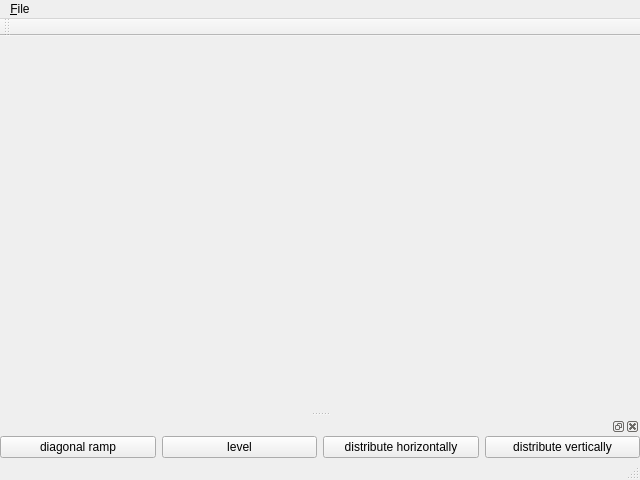
Qt form VolumeRenderer/TransferFunctionEditor/transferfunctioneditor.ui (luosz/artivvis-development-repository) before a commit.
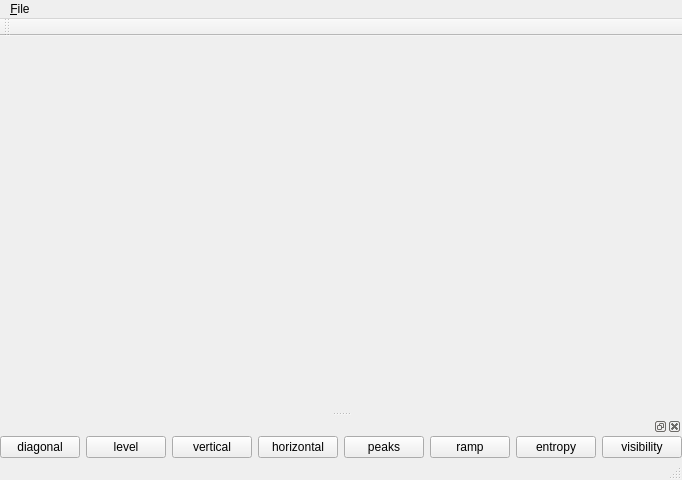
The same form after that commit.

Commit message: add visibility-based optimization and update UI of transfer function editor

```diff
--- a/VolumeRenderer/TransferFunctionEditor/transferfunctioneditor.ui
+++ b/VolumeRenderer/TransferFunctionEditor/transferfunctioneditor.ui
@@ -80,7 +80,7 @@
      <item>
       <widget class="QPushButton" name="diagonalButton">
        <property name="text">
-        <string>diagonal ramp</string>
+        <string>diagonal</string>
        </property>
       </widget>
      </item>
@@ -91,17 +91,45 @@
        </property>
       </widget>
      </item>
-     <item>
-      <widget class="QPushButton" name="distributeHorizontallyButton">
-       <property name="text">
-        <string>distribute horizontally</string>
-       </property>
-      </widget>
-     </item>
      <item>
       <widget class="QPushButton" name="distributeVerticallyButton">
        <property name="text">
-        <string>distribute vertically</string>
+        <string>vertical</string>
+       </property>
+      </widget>
+     </item>
+     <item>
+      <widget class="QPushButton" name="distributeHorizontallyButton">
+       <property name="text">
+        <string>horizontal</string>
+       </property>
+      </widget>
+     </item>
+     <item>
+      <widget class="QPushButton" name="peaksButton">
+       <property name="text">
+        <string>peaks</string>
+       </property>
+      </widget>
+     </item>
+     <item>
+      <widget class="QPushButton" name="rampButton">
+       <property name="text">
+        <string>ramp</string>
+       </property>
+      </widget>
+     </item>
+     <item>
+      <widget class="QPushButton" name="entropyButton">
+       <property name="text">
+        <string>entropy</string>
+       </property>
+      </widget>
+     </item>
+     <item>
+      <widget class="QPushButton" name="visibilityButton">
+       <property name="text">
+        <string>visibility</string>
        </property>
       </widget>
      </item>
```
The commit also changes 9 other files.
